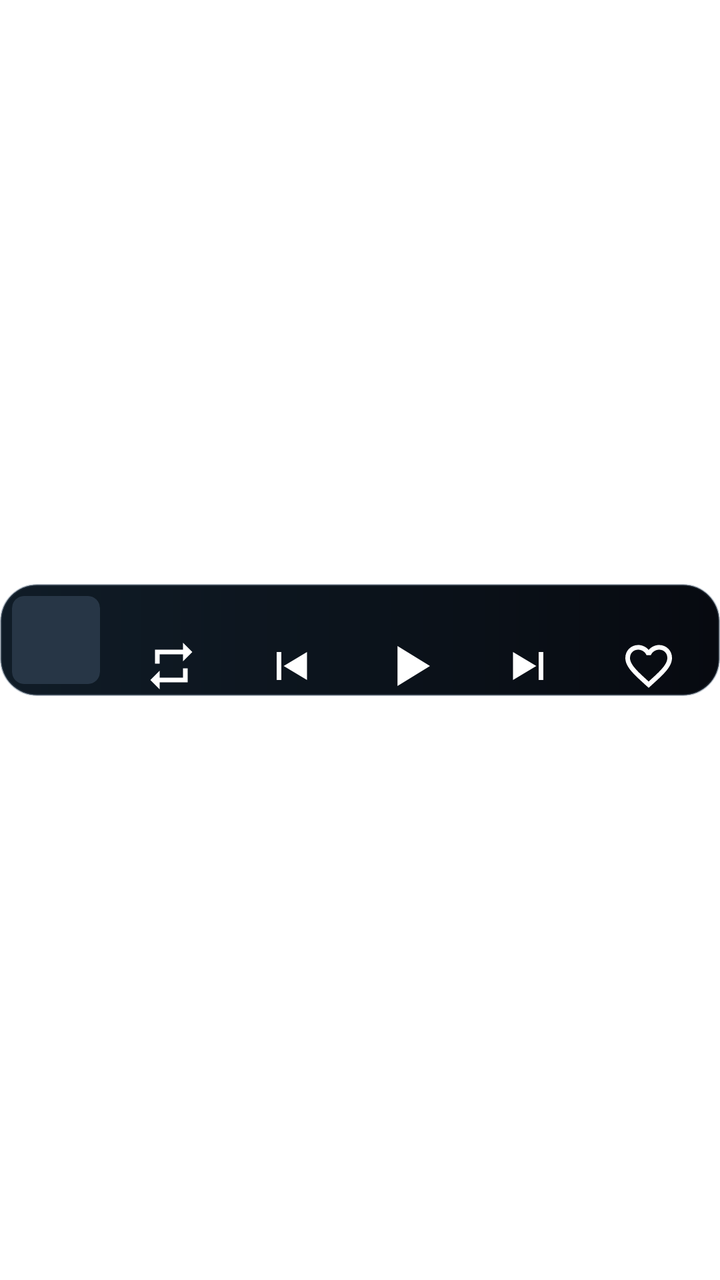
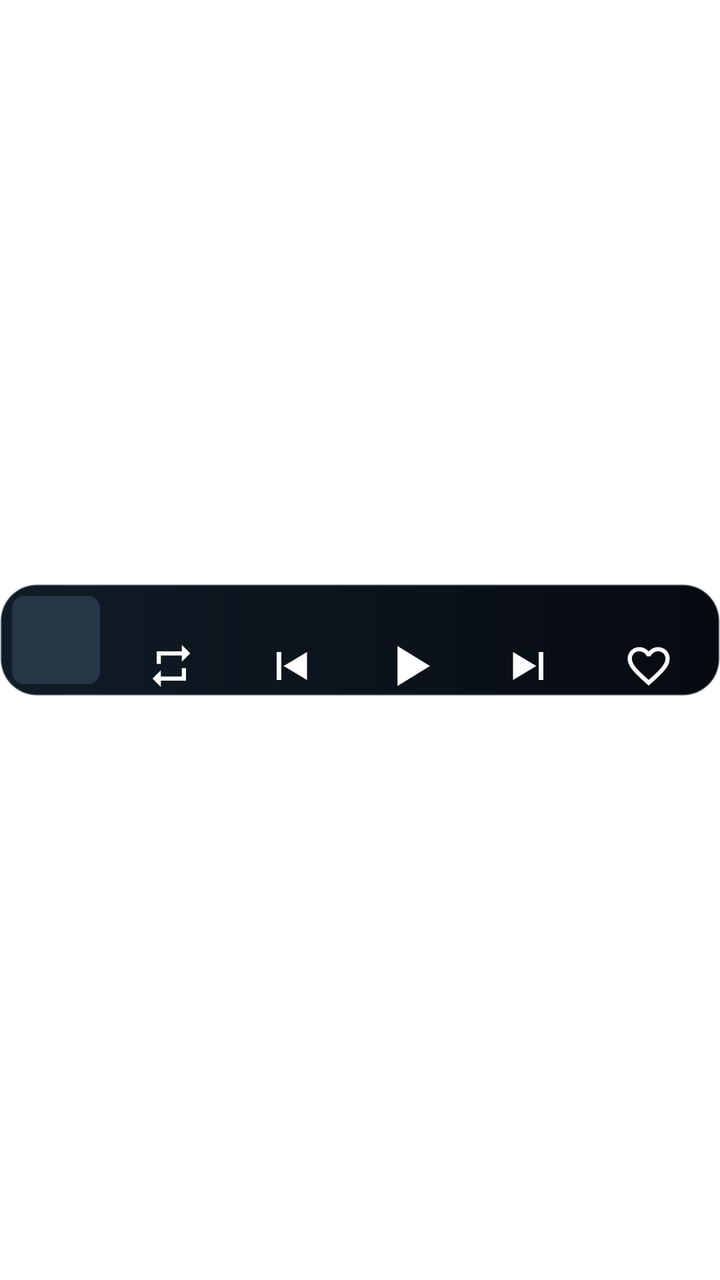

Compare the two renders of this Android layout. The source of the first and the diff that turns it into the second are given below.
<!-- AndroidManifest.xml: fallback theme Theme.MaterialComponents.DayNight.NoActionBar -->
<!-- res/layout/bstream_music_widget_compact_small.xml -->
<?xml version="1.0" encoding="utf-8"?>
<FrameLayout xmlns:android="http://schemas.android.com/apk/res/android"
    android:layout_width="match_parent"
    android:layout_height="match_parent"
    android:background="@android:color/transparent">

    <FrameLayout
        android:id="@+id/widget_surface"
        android:layout_width="match_parent"
        android:layout_height="56dp"
        android:layout_gravity="center_vertical"
        android:background="@drawable/bstream_widget_background">

        <ImageView
            android:id="@+id/widget_backdrop"
            android:layout_width="match_parent"
            android:layout_height="match_parent"
            android:background="@drawable/bstream_widget_background"
            android:clipToOutline="true"
            android:contentDescription="@null"
            android:scaleType="fitXY" />

        <LinearLayout
            android:id="@+id/widget_card"
            android:layout_width="match_parent"
            android:layout_height="match_parent"
            android:gravity="center_vertical"
            android:orientation="horizontal"
            android:paddingHorizontal="6dp">

            <ImageView
                android:id="@+id/widget_artwork"
                android:layout_width="44dp"
                android:layout_height="44dp"
                android:background="@drawable/bstream_widget_artwork_background"
                android:clipToOutline="true"
                android:contentDescription="@string/widget_artwork_description"
                android:scaleType="centerCrop" />

                <LinearLayout
                    android:layout_width="0dp"
                    android:layout_height="match_parent"
                    android:layout_marginStart="6dp"
                    android:layout_weight="1"
                    android:orientation="vertical">

                <TextView
                    android:id="@+id/widget_title"
                    android:layout_width="match_parent"
                    android:layout_height="wrap_content"
                    android:layout_marginTop="5dp"
                    android:ellipsize="end"
                    android:fontFamily="sans-serif-medium"
                    android:maxLines="1"
                    android:textColor="#FFFFFFFF"
                    android:textSize="12sp" />

                <TextView
                    android:id="@+id/widget_artist"
                    android:layout_width="match_parent"
                    android:layout_height="0dp"
                    android:visibility="gone" />

                <FrameLayout
                    android:layout_width="1dp"
                    android:layout_height="0dp"
                    android:layout_weight="1" />

                <LinearLayout
                    android:layout_width="match_parent"
                    android:layout_height="30dp"
                    android:gravity="center"
                    android:orientation="horizontal">

                    <ImageView
                        android:id="@+id/widget_repeat"
                        android:layout_width="0dp"
                        android:layout_height="28dp"
                        android:layout_weight="1"
                        android:background="@android:color/transparent"
                        android:contentDescription="@string/widget_repeat"
                        android:padding="0dp"
                        android:scaleType="fitCenter"
                        android:src="@drawable/bstream_widget_repeat"
                        android:tint="#FFFFFFFF" />

                    <ImageView
                        android:id="@+id/widget_previous"
                        android:layout_width="0dp"
                        android:layout_height="28dp"
                        android:layout_weight="1"
                        android:background="@android:color/transparent"
                        android:contentDescription="@string/widget_previous"
                        android:padding="0dp"
                        android:scaleType="fitCenter"
                        android:src="@drawable/bstream_widget_previous"
                        android:tint="#FFFFFFFF" />

                    <ImageView
                        android:id="@+id/widget_play_pause"
                        android:layout_width="0dp"
                        android:layout_height="30dp"
                        android:layout_weight="1"
                        android:background="@android:color/transparent"
                        android:contentDescription="@string/widget_play_pause"
                        android:padding="0dp"
                        android:scaleType="fitCenter"
                        android:src="@drawable/bstream_widget_play"
                        android:tint="#FFFFFFFF" />

                    <ImageView
                        android:id="@+id/widget_next"
                        android:layout_width="0dp"
                        android:layout_height="28dp"
                        android:layout_weight="1"
                        android:background="@android:color/transparent"
                        android:contentDescription="@string/widget_next"
                        android:padding="0dp"
                        android:scaleType="fitCenter"
                        android:src="@drawable/bstream_widget_next"
                        android:tint="#FFFFFFFF" />

                    <ImageView
                        android:id="@+id/widget_favorite"
                        android:layout_width="0dp"
                        android:layout_height="28dp"
                        android:layout_weight="1"
                        android:background="@android:color/transparent"
                        android:contentDescription="@string/widget_favorite"
                        android:padding="0dp"
                        android:scaleType="fitCenter"
                        android:src="@drawable/bstream_widget_heart_outline"
                        android:tint="#FFFFFFFF" />
                </LinearLayout>
            </LinearLayout>
        </LinearLayout>
    </FrameLayout>
</FrameLayout>
<!-- resources referenced by this layout -->
<resources>
  <!-- drawable bstream_widget_artwork_background (drawable) -->
  <?xml version="1.0" encoding="utf-8"?>
  <shape xmlns:android="http://schemas.android.com/apk/res/android" android:shape="rectangle">
      <corners android:radius="6dp" />
      <solid android:color="#FF273646" />
  </shape>
  <!-- drawable bstream_widget_background (drawable) -->
  <?xml version="1.0" encoding="utf-8"?>
  <shape xmlns:android="http://schemas.android.com/apk/res/android" android:shape="rectangle">
      <corners android:radius="18dp" />
      <gradient android:angle="0" android:startColor="#FF101C27" android:endColor="#FF070A10" />
      <stroke android:width="1dp" android:color="#405E7182" />
  </shape>
  <!-- drawable bstream_widget_heart_outline (drawable) -->
  <vector xmlns:android="http://schemas.android.com/apk/res/android"
      android:width="32dp"
      android:height="32dp"
      android:viewportWidth="24"
      android:viewportHeight="24">
      <path
          android:fillColor="#FFFFFFFF"
          android:pathData="M16.5,3c-1.74,0 -3.41,0.81 -4.5,2.09C10.91,3.81 9.24,3 7.5,3 4.42,3 2,5.42 2,8.5c0,3.78 3.4,6.86 8.55,11.54L12,21.35l1.45,-1.32C18.6,15.36 22,12.28 22,8.5 22,5.42 19.58,3 16.5,3zM12.1,18.55l-0.1,0.1 -0.1,-0.1C7.14,14.24 4,11.39 4,8.5 4,6.5 5.5,5 7.5,5c1.54,0 3.04,0.99 3.57,2.36h1.87C13.46,5.99 14.96,5 16.5,5 18.5,5 20,6.5 20,8.5c0,2.89 -3.14,5.74 -7.9,10.05z" />
  </vector>
  <!-- drawable bstream_widget_next (drawable) -->
  <vector xmlns:android="http://schemas.android.com/apk/res/android"
      android:width="32dp"
      android:height="32dp"
      android:viewportWidth="24"
      android:viewportHeight="24">
      <path
          android:fillColor="#FFFFFFFF"
          android:pathData="M16,6h2v12h-2zM5,6v12l10,-6z" />
  </vector>
  <!-- drawable bstream_widget_play (drawable) -->
  <vector xmlns:android="http://schemas.android.com/apk/res/android"
      android:width="32dp"
      android:height="32dp"
      android:viewportWidth="24"
      android:viewportHeight="24">
      <path
          android:fillColor="#FFFFFFFF"
          android:pathData="M7,4v16l13,-8z" />
  </vector>
  <!-- drawable bstream_widget_previous (drawable) -->
  <vector xmlns:android="http://schemas.android.com/apk/res/android"
      android:width="32dp"
      android:height="32dp"
      android:viewportWidth="24"
      android:viewportHeight="24">
      <path
          android:fillColor="#FFFFFFFF"
          android:pathData="M6,6h2v12H6zM19,6v12l-10,-6z" />
  </vector>
  <!-- drawable bstream_widget_repeat (drawable) -->
  <vector xmlns:android="http://schemas.android.com/apk/res/android"
      android:width="32dp"
      android:height="32dp"
      android:viewportWidth="24"
      android:viewportHeight="24">
      <path
          android:fillColor="#FFFFFFFF"
          android:pathData="M7,7h10v3l4,-4 -4,-4v3H5v6h2V7zM17,17H7v-3l-4,4 4,4v-3h12v-6h-2v4z" />
  </vector>
  <string name="widget_artwork_description">Portada de la canción</string>
  <string name="widget_favorite">Favoritos</string>
  <string name="widget_next">Siguiente</string>
  <string name="widget_play_pause">Reproducir o pausar</string>
  <string name="widget_previous">Anterior</string>
  <string name="widget_repeat">Repetir</string>
</resources>

<!-- the commit's change to res/layout/bstream_music_widget_compact_small.xml (unified diff, before → after) -->
@@ -11,14 +11,10 @@
         android:layout_gravity="center_vertical"
         android:background="@drawable/bstream_widget_background">
 
-        <ImageView
-            android:id="@+id/widget_backdrop"
+        <include
+            layout="@layout/bstream_widget_backdrop_crossfade"
             android:layout_width="match_parent"
-            android:layout_height="match_parent"
-            android:background="@drawable/bstream_widget_background"
-            android:clipToOutline="true"
-            android:contentDescription="@null"
-            android:scaleType="fitXY" />
+            android:layout_height="match_parent" />
 
         <LinearLayout
             android:id="@+id/widget_card"
@@ -28,14 +24,10 @@
             android:orientation="horizontal"
             android:paddingHorizontal="6dp">
 
-            <ImageView
-                android:id="@+id/widget_artwork"
+            <include
+                layout="@layout/bstream_widget_artwork_crossfade"
                 android:layout_width="44dp"
-                android:layout_height="44dp"
-                android:background="@drawable/bstream_widget_artwork_background"
-                android:clipToOutline="true"
-                android:contentDescription="@string/widget_artwork_description"
-                android:scaleType="centerCrop" />
+                android:layout_height="44dp" />
 
                 <LinearLayout
                     android:layout_width="0dp"
@@ -136,3 +128,59 @@
         </LinearLayout>
     </FrameLayout>
 </FrameLayout>
+<!-- res/layout/bstream_widget_backdrop_crossfade.xml (included above) -->
+<?xml version="1.0" encoding="utf-8"?>
+<ViewFlipper xmlns:android="http://schemas.android.com/apk/res/android"
+    android:id="@+id/widget_backdrop"
+    android:layout_width="match_parent"
+    android:layout_height="match_parent"
+    android:animateFirstView="true"
+    android:autoStart="false"
+    android:background="@drawable/bstream_widget_clip_outline"
+    android:clipToOutline="true"
+    android:contentDescription="@null"
+    android:inAnimation="@anim/bstream_widget_fade_in"
+    android:outAnimation="@anim/bstream_widget_fade_out">
+
+    <ImageView
+        android:id="@+id/widget_backdrop_first"
+        android:layout_width="match_parent"
+        android:layout_height="match_parent"
+        android:contentDescription="@null"
+        android:scaleType="fitXY" />
+
+    <ImageView
+        android:id="@+id/widget_backdrop_second"
+        android:layout_width="match_parent"
+        android:layout_height="match_parent"
+        android:contentDescription="@null"
+        android:scaleType="fitXY" />
+</ViewFlipper>
+<!-- res/layout/bstream_widget_artwork_crossfade.xml (included above) -->
+<?xml version="1.0" encoding="utf-8"?>
+<ViewFlipper xmlns:android="http://schemas.android.com/apk/res/android"
+    android:id="@+id/widget_artwork"
+    android:layout_width="match_parent"
+    android:layout_height="match_parent"
+    android:animateFirstView="true"
+    android:autoStart="false"
+    android:background="@drawable/bstream_widget_artwork_background"
+    android:clipToOutline="true"
+    android:contentDescription="@string/widget_artwork_description"
+    android:inAnimation="@anim/bstream_widget_fade_in"
+    android:outAnimation="@anim/bstream_widget_fade_out">
+
+    <ImageView
+        android:id="@+id/widget_artwork_first"
+        android:layout_width="match_parent"
+        android:layout_height="match_parent"
+        android:contentDescription="@null"
+        android:scaleType="centerCrop" />
+
+    <ImageView
+        android:id="@+id/widget_artwork_second"
+        android:layout_width="match_parent"
+        android:layout_height="match_parent"
+        android:contentDescription="@null"
+        android:scaleType="centerCrop" />
+</ViewFlipper>
<!-- resource entries referenced after the edit -->
@@ -13,15 +13,23 @@
       <gradient android:angle="0" android:startColor="#FF101C27" android:endColor="#FF070A10" />
       <stroke android:width="1dp" android:color="#405E7182" />
   </shape>
+  <!-- drawable bstream_widget_clip_outline (drawable) -->
+  <?xml version="1.0" encoding="utf-8"?>
+  <shape xmlns:android="http://schemas.android.com/apk/res/android" android:shape="rectangle">
+      <corners android:radius="18dp" />
+      <solid android:color="#00000000" />
+  </shape>
   <!-- drawable bstream_widget_heart_outline (drawable) -->
   <vector xmlns:android="http://schemas.android.com/apk/res/android"
       android:width="32dp"
       android:height="32dp"
       android:viewportWidth="24"
       android:viewportHeight="24">
+      <group android:pivotX="12" android:pivotY="12" android:scaleX="0.9" android:scaleY="0.9">
       <path
           android:fillColor="#FFFFFFFF"
           android:pathData="M16.5,3c-1.74,0 -3.41,0.81 -4.5,2.09C10.91,3.81 9.24,3 7.5,3 4.42,3 2,5.42 2,8.5c0,3.78 3.4,6.86 8.55,11.54L12,21.35l1.45,-1.32C18.6,15.36 22,12.28 22,8.5 22,5.42 19.58,3 16.5,3zM12.1,18.55l-0.1,0.1 -0.1,-0.1C7.14,14.24 4,11.39 4,8.5 4,6.5 5.5,5 7.5,5c1.54,0 3.04,0.99 3.57,2.36h1.87C13.46,5.99 14.96,5 16.5,5 18.5,5 20,6.5 20,8.5c0,2.89 -3.14,5.74 -7.9,10.05z" />
+      </group>
   </vector>
   <!-- drawable bstream_widget_next (drawable) -->
   <vector xmlns:android="http://schemas.android.com/apk/res/android"
@@ -59,9 +67,11 @@
       android:height="32dp"
       android:viewportWidth="24"
       android:viewportHeight="24">
+      <group android:pivotX="12" android:pivotY="12" android:scaleX="0.9" android:scaleY="0.9">
       <path
           android:fillColor="#FFFFFFFF"
           android:pathData="M7,7h10v3l4,-4 -4,-4v3H5v6h2V7zM17,17H7v-3l-4,4 4,4v-3h12v-6h-2v4z" />
+      </group>
   </vector>
   <string name="widget_artwork_description">Portada de la canción</string>
   <string name="widget_favorite">Favoritos</string>
